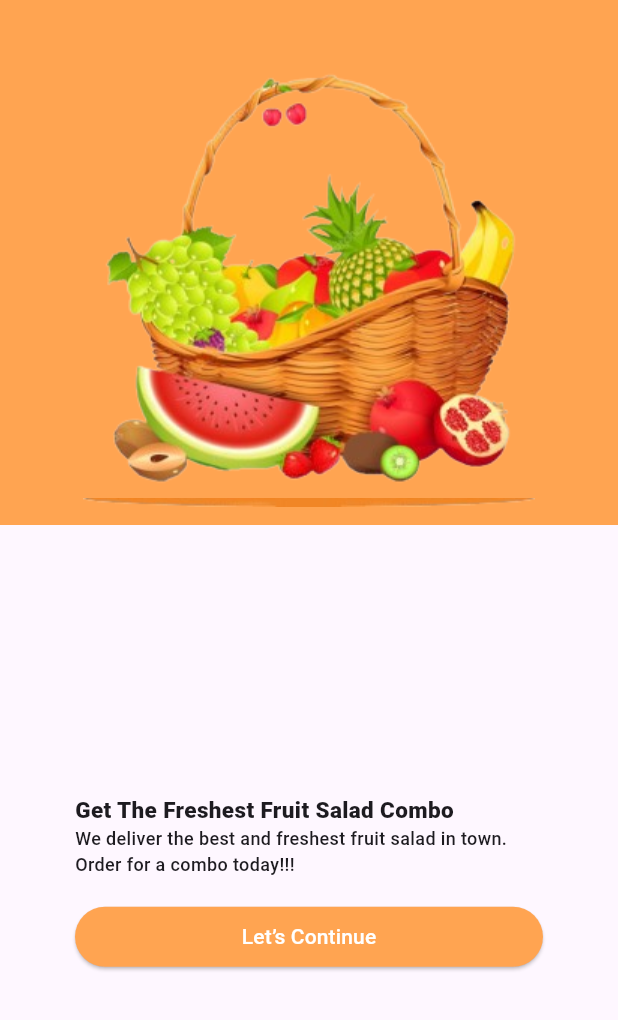
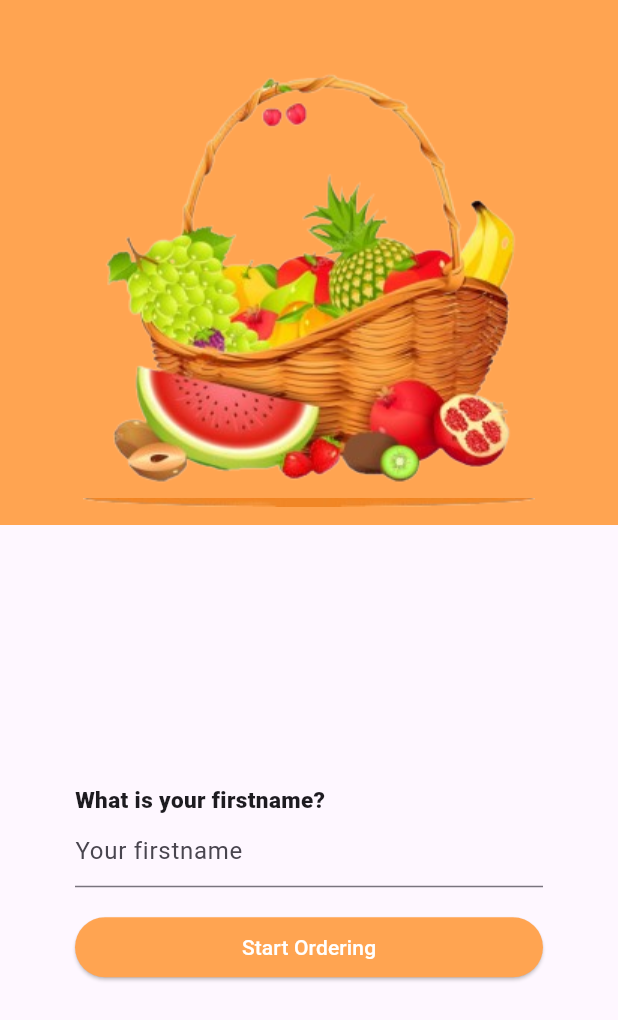
Before and after one commit to elangyudha280/fruit_hub_flutter, a Flutter app: the StateRegister screen opened directly, on a phone screen of 412 x 824 dp. Shown: the top 1020 px of the screen. Run offline on Flutter 3.47's test engine with Material 3 defaults, Android fonts, the phone set to English and light mode, and no system bars.

Commit message:
selesai desain page register

```diff
--- a/lib/widget/register/register.dart
+++ b/lib/widget/register/register.dart
@@ -1,4 +1,5 @@
 import 'package:flutter/material.dart';
+import 'package:fruit_hub/widget/login/login.dart';
 
 class ContainerRegister extends StatelessWidget {
   @override
@@ -17,6 +18,7 @@ class StateRegister extends StatefulWidget {
 
 class PageRegister extends State<StateRegister> {
   double opacity = 0.0;
+  String? firstname;
 
   @override
   void initState() {
@@ -36,7 +38,7 @@ class PageRegister extends State<StateRegister> {
     return Scaffold(
       body: Column(
         children: [
-          // container top
+          //! container top
           Container(
             width: double.infinity,
             padding: EdgeInsets.all(2),
@@ -83,7 +85,7 @@ class PageRegister extends State<StateRegister> {
               ),
             ),
           ),
-          // container bottom
+          // !container bottom
           Expanded(
               flex: 1,
               child: Container(
@@ -94,16 +96,24 @@ class PageRegister extends State<StateRegister> {
                   mainAxisAlignment: MainAxisAlignment.center,
                   children: [
                     const Text(
-                      'Get The Freshest Fruit Salad Combo',
+                      'What is your firstname?',
                       style: TextStyle(
                         fontSize: 15,
                         fontWeight: FontWeight.w800,
                       ),
                     ),
-                    const Text(
-                      'We deliver the best and freshest fruit salad in town. Order for a combo today!!!',
-                      style:
-                          TextStyle(fontSize: 12, fontWeight: FontWeight.w500),
+                    TextField(
+                      cursorOpacityAnimates: true,
+                      decoration: InputDecoration(
+                          hintText: 'Your firstname',
+                          errorText: (firstname == '')
+                              ? 'Firstname cannot empty'
+                              : null),
+                      onChanged: (value) {
+                        setState(() {
+                          firstname = value;
+                        });
+                      },
                     ),
                     Center(
                       child: Container(
@@ -112,14 +122,21 @@ class PageRegister extends State<StateRegister> {
                         margin: EdgeInsets.only(top: 20),
                         child: ElevatedButton(
                             child: Text(
-                              'Let\’s Continue',
+                              'Start Ordering',
                             ),
                             onPressed: () {
+                              //  check jika firtsname kosong
+                              if (firstname == null || firstname == '') {
+                                setState(() {
+                                  firstname = '';
+                                });
+                                return;
+                              }
+                              // arahkan ke home dashboard
                               Navigator.push(
                                   context,
                                   MaterialPageRoute(
-                                      builder: (context) =>
-                                          ContainerRegister()));
+                                      builder: (context) => ContainerLogin()));
                             },
                             style: ButtonStyle(
                                 alignment: Alignment.center,
```
